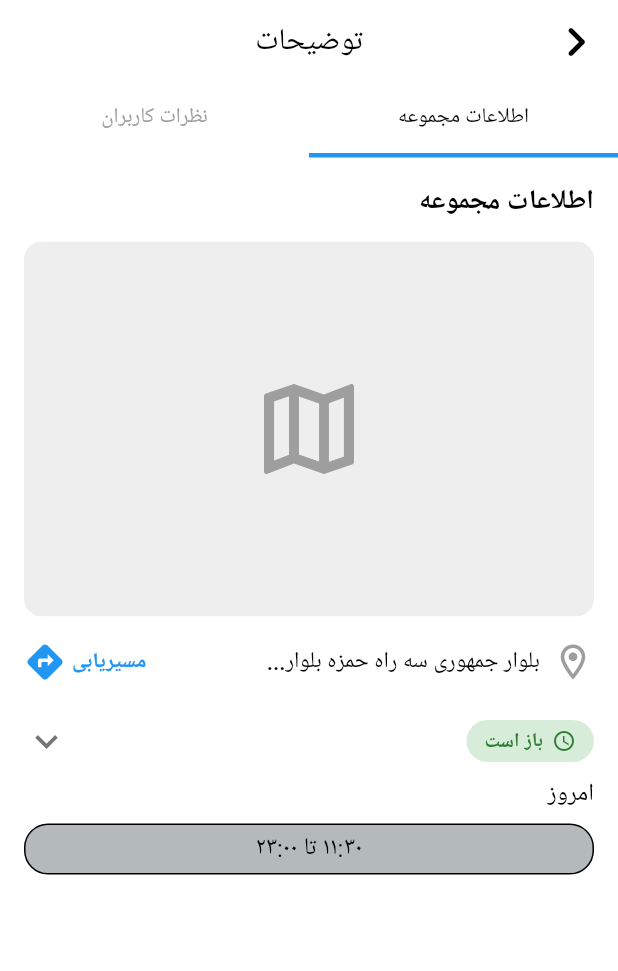
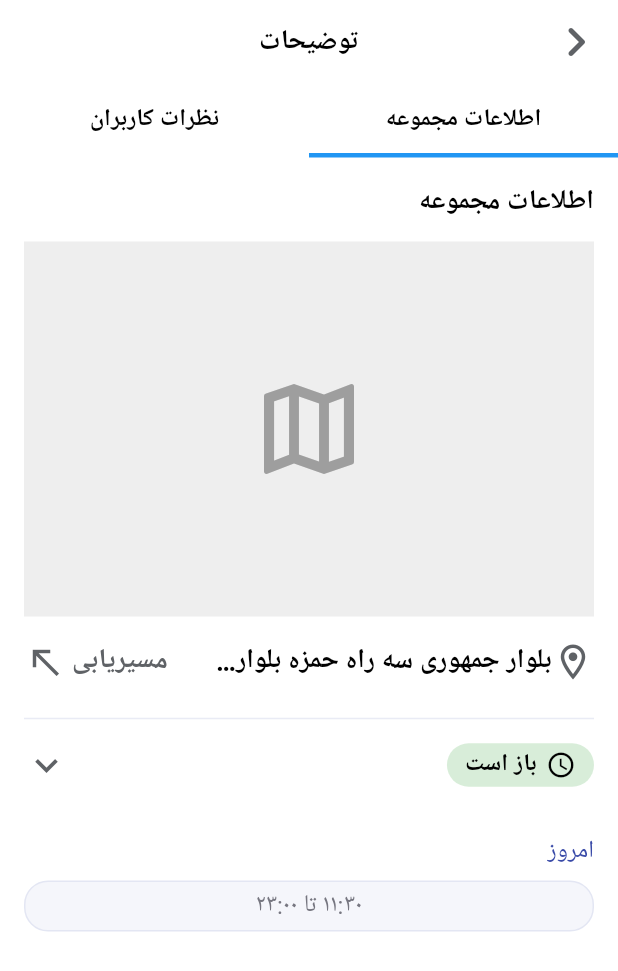
Before and after one commit to Matin-RK0/zoodex_walk, a Flutter app: the ProfilePage screen opened directly, on a phone screen of 412 x 824 dp. Shown: the top 971 px of the screen. Run offline on Flutter 3.47's test engine with Material 3 defaults, Android fonts, the phone set to English and light mode, and no system bars; our stand-ins replace carousel_slider, dartz, dio, flutter_svg, get_it; network calls fail.

Commit message:
some changes on _buildOpeningHoursRow widget

```diff
--- a/lib/features/profilePage/presentation/pages/profile_page.dart
+++ b/lib/features/profilePage/presentation/pages/profile_page.dart
@@ -19,11 +19,18 @@ class _ProfilePageState extends State<ProfilePage> {
         child: Scaffold(
           appBar: AppBar(
             centerTitle: true,
-            title: const Text('توضیحات', style: TextStyle(fontSize: 20)),
+            title: const Text(
+              'توضیحات',
+              style: TextStyle(fontSize: 18, fontWeight: FontWeight.w700),
+            ),
             backgroundColor: Colors.white,
             foregroundColor: Colors.black,
             leading: IconButton(
-              icon: const Icon(Icons.chevron_left_rounded, size: 40),
+              icon: const Icon(
+                Icons.chevron_left_rounded,
+                size: 40,
+                color: Color(0xff5F6266),
+              ),
               onPressed: () {
                 if (Navigator.canPop(context)) {
                   Navigator.pop(context);
@@ -32,17 +39,23 @@ class _ProfilePageState extends State<ProfilePage> {
             ),
             bottom: const TabBar(
               labelColor: Colors.black,
-              unselectedLabelColor: Colors.grey,
+              unselectedLabelColor: Colors.black,
               indicatorColor: Colors.blue,
               indicatorWeight: 3,
               indicatorSize: TabBarIndicatorSize.tab,
               dividerColor: Colors.transparent,
               tabs: [
                 Tab(
-                  child: Text('اطلاعات مجموعه', style: TextStyle(fontSize: 14)),
+                  child: Text(
+                    'اطلاعات مجموعه',
+                    style: TextStyle(fontSize: 16, fontWeight: FontWeight.w700),
+                  ),
                 ),
                 Tab(
-                  child: Text('نظرات کاربران', style: TextStyle(fontSize: 14)),
+                  child: Text(
+                    'نظرات کاربران',
+                    style: TextStyle(fontSize: 16, fontWeight: FontWeight.w700),
+                  ),
                 ),
               ],
             ),
@@ -69,6 +82,7 @@ class _ProfilePageState extends State<ProfilePage> {
                       const SizedBox(height: 16),
                       _buildAddressSection(),
                       const SizedBox(height: 16),
+                      Divider(color: Color(0xffE9EBF5), thickness: 1),
                       //! Using the custom expansion tile for opening hours.
                       StyledExpansionTile(
                         children: [
@@ -108,14 +122,11 @@ class _ProfilePageState extends State<ProfilePage> {
   Widget _buildMapSection() {
     return Stack(
       children: [
-        ClipRRect(
-          borderRadius: BorderRadius.circular(12),
-          child: Container(
-            height: 250,
-            color: Colors.grey[200],
-            child: const Center(
-              child: Icon(Icons.map_outlined, color: Colors.grey, size: 80),
-            ),
+        Container(
+          height: 250,
+          color: Colors.grey[200],
+          child: const Center(
+            child: Icon(Icons.map_outlined, color: Colors.grey, size: 80),
           ),
         ),
         // ... Other Positioned widgets for map buttons would go here ...
@@ -127,30 +138,34 @@ class _ProfilePageState extends State<ProfilePage> {
   Widget _buildAddressSection() {
     return Row(
       children: [
-        const Icon(Icons.location_on_outlined, color: Colors.grey, size: 28),
-        const SizedBox(width: 8),
+        const Icon(
+          Icons.location_on_outlined,
+          color: Color(0xff5F6266),
+          size: 28,
+        ),
         const Expanded(
           child: Text(
             'بلوار جمهوری سه راه حمزه بلوار...',
             style: TextStyle(
-              fontSize: 15,
-              fontWeight: FontWeight.w500,
+              fontSize: 18,
+              fontWeight: FontWeight.w700,
               color: Colors.black,
             ),
             textAlign: TextAlign.right,
             overflow: TextOverflow.ellipsis,
           ),
         ),
+        SizedBox(width: 30),
         const Text(
           'مسیریابی',
           style: TextStyle(
-            color: Colors.blue,
-            fontSize: 14,
-            fontWeight: FontWeight.bold,
+            color: Color(0xff5F6266),
+            fontSize: 18,
+            fontWeight: FontWeight.w600,
           ),
         ),
         const SizedBox(width: 4),
-        const Icon(Icons.directions, color: Colors.blue, size: 28),
+        const Icon(Icons.north_west, color: Color(0xff5F6266), size: 28),
       ],
     );
   }
@@ -173,11 +188,11 @@ class _ProfilePageState extends State<ProfilePage> {
                 height: 34,
                 decoration: BoxDecoration(
                   borderRadius: BorderRadius.circular(16),
-                  border: Border.all(width: 1),
-                  color: const Color.fromARGB(131, 109, 120, 122),
+                  border: Border.all(width: 1, color: Color(0xffE3E6F3)),
+                  color: const Color(0xfff5f6fb),
                 ),
                 child: Center(
-                  child: Text(time, style: TextStyle(color: Colors.black)),
+                  child: Text(time, style: TextStyle(color: Color(0xff767680))),
                 ),
               ),
             ),
@@ -249,7 +264,7 @@ class _StyledExpansionTileState extends State<StyledExpansionTile>
                 Container(
                   padding: const EdgeInsets.symmetric(
                     horizontal: 12,
-                    vertical: 4,
+                    vertical: 2,
                   ),
                   decoration: BoxDecoration(
                     color: Colors.green.shade100.withOpacity(0.7),
@@ -257,18 +272,14 @@ class _StyledExpansionTileState extends State<StyledExpansionTile>
                   ),
                   child: Row(
                     children: [
-                      Icon(
-                        Icons.access_time,
-                        color: Colors.green.shade800,
-                        size: 16,
-                      ),
+                      Icon(Icons.access_time, color: Colors.black, size: 20),
                       const SizedBox(width: 6),
                       Text(
                         'باز است',
                         style: TextStyle(
-                          color: Colors.green.shade800,
+                          color: Colors.black,
                           fontWeight: FontWeight.bold,
-                          fontSize: 13,
+                          fontSize: 16,
                         ),
                       ),
                     ],
@@ -278,14 +289,16 @@ class _StyledExpansionTileState extends State<StyledExpansionTile>
                   _isExpanded
                       ? Icons.keyboard_arrow_up
                       : Icons.keyboard_arrow_down,
-                  color: Colors.grey.shade600,
+                  color: Color(0xff5F6266),
                   size: 30,
                 ),
               ],
             ),
-            SizedBox(height: 8),
+            SizedBox(height: 30),
             Row(
-              children: [Text('امروز', style: TextStyle(color: Colors.black))],
+              children: [
+                Text('امروز', style: TextStyle(color: Color(0xff3A4BA8))),
+              ],
             ),
             SizedBox(height: 8),
             Row(
@@ -295,13 +308,13 @@ class _StyledExpansionTileState extends State<StyledExpansionTile>
                     height: 34,
                     decoration: BoxDecoration(
                       borderRadius: BorderRadius.circular(16),
-                      border: Border.all(width: 1),
-                      color: const Color.fromARGB(131, 109, 120, 122),
+                      border: Border.all(width: 1, color: Color(0xffE3E6F3)),
+                      color: const Color(0xfff5f6fb),
                     ),
                     child: Center(
                       child: Text(
                         '۱۱:۳۰ تا ۲۳:۰۰',
-                        style: TextStyle(color: Colors.black),
+                        style: TextStyle(color: Color(0xff767680)),
                       ),
                     ),
                   ),
```
